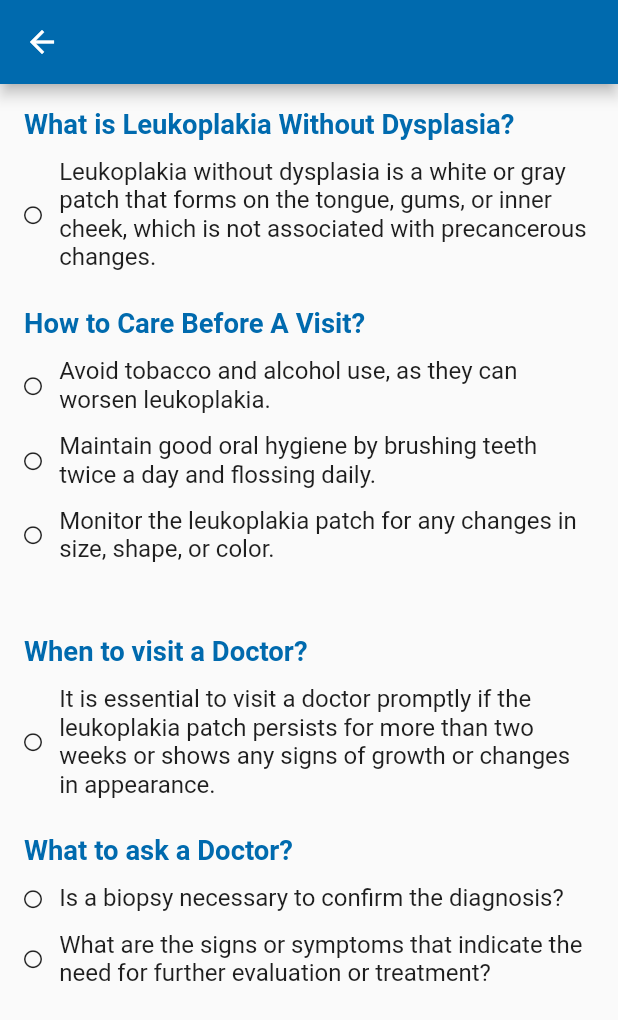
After one commit to khaled365-code/oral_cancer_detection_app, a Flutter app: the LearnMoreComponent screen opened directly, on a phone screen of 412 x 824 dp. The commit adds this screen. Shown: the top 1020 px of the screen. Run offline on Flutter 3.47's test engine with Material 2 defaults, Android fonts, the phone set to English and light mode, and no system bars; our stand-ins replace bloc, cached_network_image, curved_navigation_bar, dartz, dio, flutter_bloc and 14 more; accounts and stored records are empty; network calls fail.

Commit message:
controlling the three pages of learn more about each disease done

```diff
--- a/lib/core/routes/app_router.dart
+++ b/lib/core/routes/app_router.dart
@@ -74,6 +74,7 @@ class AppRoutes {
           ),);
       case Routes.darkModeScreen:
         return MaterialPageRoute(builder: (context) => const DarkModeScreen(),);
+
       case Routes.initialProfileScreen:
         return MaterialPageRoute(builder: (context) =>  ProfileOutScreen(),);
       case Routes.commentScreen:
--- a/lib/core/utilis/app_text_styles.dart
+++ b/lib/core/utilis/app_text_styles.dart
@@ -34,7 +34,7 @@ class AppTextStyles
   static  TextStyle font16 = TextStyle(
       fontSize: 16.sp,
       // fontFamily: 'lato',
-      fontWeight: FontWeight.normal,
+      fontWeight: FontWeight.bold,
       color: AppColors.black);
   static  TextStyle font17 = TextStyle(
       fontSize: 17.sp,
--- a/lib/features/diagnosis/presentation/manager/questions_cubit/question_diagnosis_cubit.dart
+++ b/lib/features/diagnosis/presentation/manager/questions_cubit/question_diagnosis_cubit.dart
@@ -1,6 +1,8 @@
 import 'package:bloc/bloc.dart';
 import 'package:flutter/cupertino.dart';
+import 'package:flutter/material.dart';
 import 'package:graduation_project/core/localization/app_localization.dart';
+import 'package:graduation_project/features/diagnosis/presentation/widgets/learn_more_view.dart';
 import '../../../data/repo/ai_repo.dart';
 part 'question_diagnosis_state.dart';
 
@@ -58,6 +60,42 @@ class QuestionDiagnosisCubit extends Cubit<QuestionDiagnosisState> {
     else return 'Cancer'.tr(context);
 
   }
+  navigationToLearnMore(BuildContext context){
+    if(modelResult == 2){
+     Navigator.push(context, MaterialPageRoute(builder: (context)=>
+         LearnMoreComponent(firstQuestion: 'What is Leukoplakia Without Dysplasia?', firstAnswer: 'Leukoplakia without dysplasia is a white or gray patch that forms on the tongue, gums, or inner cheek, which is not associated with precancerous changes.',
+             secondAnswer: 'Avoid tobacco and alcohol use, as they can worsen leukoplakia.',
+             thirdAnswer: 'Maintain good oral hygiene by brushing teeth twice a day and flossing daily.',
+             fourthAnswer: 'Monitor the leukoplakia patch for any changes in size, shape, or color.',
+             fifthAnswer: 'It is essential to visit a doctor promptly if the leukoplakia patch persists for more than two weeks or shows any signs of growth or changes in appearance.',
+           sixthAnswer: 'Is a biopsy necessary to confirm the diagnosis?',
+         seventhAnswer: 'What are the signs or symptoms that indicate the need for further evaluation or treatment?'
+           ,)));
+    }
+    else if (modelResult == 1){
+      Navigator.push(context, MaterialPageRoute(builder: (context)=>LearnMoreComponent(
+          firstQuestion: 'What is Leukoplakia With Dysplasia?',
+          firstAnswer: 'Leukoplakia with dysplasia refers to a precancerous condition where the white or gray patch on the tongue, gums, or inner cheek shows abnormal cellular changes that indicate an increased risk of developing oral cancer.',
+          secondAnswer: 'Avoid tobacco and alcohol use completely.',
+          thirdAnswer: 'Maintain excellent oral hygiene by brushing teeth twice a day and flossing daily.',
+          fourthAnswer: 'Schedule an appointment with a doctor or dentist as soon as possible for a thorough evaluation.',
+          fifthAnswer: 'It is crucial to visit a doctor promptly if you notice leukoplakia with dysplasia, as it indicates a higher risk of developing oral cancer. Immediate medical attention is necessary for proper diagnosis and management.',
+        sixthAnswer: 'What are the treatment options for leukoplakia with dysplasia?',
+      seventhAnswer: 'What are the long-term risks and prognosis associated with leukoplakia with dysplasia?'
+        ,)));
+    }
+    else {
+      Navigator.push(context, MaterialPageRoute(builder: (context)=>LearnMoreComponent(
+          firstQuestion: 'What is OSCS?',
+          firstAnswer: 'Oral cancer refers to the abnormal growth of cells in the oral cavity, including the lips, tongue, gums, cheeks, and roof or floor of the mouth.',
+          secondAnswer: 'Refrain from tobacco and alcohol use, as they are significant risk factors for oral cancer.',
+          thirdAnswer: 'Pay attention to any persistent symptoms such as mouth sores, difficulty swallowing, or changes in voice.',
+          fourthAnswer: 'Maintain good oral hygiene and regularly inspect your mouth for any unusual growths or lesions.',
+          fifthAnswer:"It is crucial to visit a doctor immediately if you notice any persistent symptoms, such as mouth sores that don't heal, white or red patches, pain or numbness in the mouth, difficulty swallowing or chewing, or changes in voice.",
+        sixthAnswer: 'What are the available treatment options for oral cancer?',
+      seventhAnswer: 'Are there any support groups or resources available for patients with oral cancer and their families?',)));
+    }
+  }
 
 
 }
--- a/lib/features/diagnosis/presentation/views/result_view.dart
+++ b/lib/features/diagnosis/presentation/views/result_view.dart
@@ -30,18 +30,19 @@ class ResultScreen extends StatelessWidget {
             child:state is QuestionDiagnosisLoadingState?Center(child: CircularProgressIndicator(),): Column(
               mainAxisAlignment: MainAxisAlignment.center,
               children: [
-                Text("pleaseNote".tr(context),textAlign: TextAlign.center,style: AppTextStyles.font16.copyWith(color: AppColors.primary)),
-                SizedBox(height: 20.h,),
+                // Text("pleaseNote".tr(context),textAlign: TextAlign.center,style: AppTextStyles.font16.copyWith(color: AppColors.primary)),
+                // SizedBox(height: 20.h,),
                 CircularPercentIndicator(
                   animationDuration: 1700,
                   animation: true,
                   radius: 100,
-                  lineWidth: 22,
+                  lineWidth: 20,
                   percent:CacheHelper().getData(key: 'probCancer'),
                   progressColor: AppColors.primary,
                   backgroundColor: AppColors.primary.withOpacity(0.4),
                   circularStrokeCap: CircularStrokeCap.square,
                   center: Text("Percentage of Cancer ${(CacheHelper().getData(key: 'probCancer')*100).toStringAsFixed(0)}%",style: AppTextStyles.font12,),
+
                 ),
                 SizedBox(height: 20.h,),
                 Container(
@@ -92,11 +93,25 @@ class ResultScreen extends StatelessWidget {
                   ),
                 ),
                 SizedBox(height: 50.h,),
-                CustomElevatedButton(
-                  buttonBackground: AppColors.primary,
-                  onpress: (){
-                    navigate(context: context, route: Routes.home);
-                  }, child:  Text("BackToHome".tr(context)),)
+                Padding(
+                  padding:  EdgeInsetsDirectional.only(start: 60.w),
+                  child: Row(
+                    children: [
+                      CustomElevatedButton(
+                        buttonBackground: AppColors.primary,
+                        onpress: (){
+                          navigate(context: context, route: Routes.home);
+                        }, child:  Text("BackToHome".tr(context)),),
+                      SizedBox(width: 30.w,),
+                      CustomElevatedButton(
+                        buttonBackground: AppColors.primary,
+                        onpress: (){
+                          BlocProvider.of<QuestionDiagnosisCubit>(context).navigationToLearnMore(context);
+                        },
+                        child:  Text("Learn More"),),
+                    ],
+                  ),
+                )
               ],),
           ),
         );
--- /dev/null
+++ b/lib/features/diagnosis/presentation/widgets/learn_more_view.dart
@@ -0,0 +1,56 @@
+import 'package:flutter/material.dart';
+import 'package:flutter_screenutil/flutter_screenutil.dart';
+import 'package:graduation_project/core/utilis/app_text_styles.dart';
+import 'package:graduation_project/core/utilis/colors.dart';
+import 'learnmore_row_widget.dart';
+
+class LearnMoreComponent extends StatelessWidget {
+  const LearnMoreComponent({super.key,   required this.firstQuestion, required this.firstAnswer, required this.secondAnswer, required this.thirdAnswer, required this.fourthAnswer,  required this.fifthAnswer, required this.sixthAnswer, required this.seventhAnswer});
+  final String firstQuestion;
+  final String firstAnswer;
+  final String secondAnswer;
+  final String thirdAnswer;
+  final String fourthAnswer;
+  final String fifthAnswer;
+  final String sixthAnswer;
+  final String seventhAnswer;
+
+  @override
+  Widget build(BuildContext context) {
+    return Scaffold(
+      appBar: AppBar(backgroundColor: AppColors.primary,),
+      body: Padding(
+        padding: const EdgeInsets.all(16.0),
+        child: ListView(children: [
+          Text(firstQuestion,style: AppTextStyles.font16.copyWith(color: AppColors.primary),),
+          SizedBox(height: 10.h,),
+          LearnMoreRowWidget(text: firstAnswer,),
+          SizedBox(height: 20.h,),
+          Text('How to Care Before A Visit?',style: AppTextStyles.font16.copyWith(color: AppColors.primary),),
+          SizedBox(height: 10.h,),
+          LearnMoreRowWidget(text: secondAnswer,),
+          SizedBox(height: 10.h,),
+          LearnMoreRowWidget(text: thirdAnswer,),
+          SizedBox(height: 10.h,),
+          LearnMoreRowWidget(text: fourthAnswer,),
+          SizedBox(height: 20.h,),
+          SizedBox(height: 20.h,),
+          Text('When to visit a Doctor?',style: AppTextStyles.font16.copyWith(color: AppColors.primary),),
+          SizedBox(height: 10.h,),
+          LearnMoreRowWidget(text: fifthAnswer,),
+          SizedBox(height: 20.h,),
+          Text('What to ask a Doctor?',style: AppTextStyles.font16.copyWith(color: AppColors.primary),),
+          SizedBox(height: 10.h,),
+          LearnMoreRowWidget(text: sixthAnswer,),
+          SizedBox(height: 10.h,),
+          LearnMoreRowWidget(text: seventhAnswer,),
+
+
+
+
+        ],
+        ),
+      ),
+    );
+  }
+}
--- /dev/null
+++ b/lib/features/diagnosis/presentation/widgets/learnmore_row_widget.dart
@@ -0,0 +1,20 @@
+import 'package:flutter/cupertino.dart';
+import 'package:flutter_screenutil/flutter_screenutil.dart';
+import 'package:font_awesome_flutter/font_awesome_flutter.dart';
+
+import '../../../../core/utilis/app_text_styles.dart';
+
+class LearnMoreRowWidget extends StatelessWidget {
+  const LearnMoreRowWidget({super.key, required this.text});
+  final String text;
+  @override
+  Widget build(BuildContext context) {
+    return  Row(
+      children: [
+        Icon(FontAwesomeIcons.circle,size: 12,),
+        SizedBox(width: 10.w,),
+        Flexible(child: Text(text,style: AppTextStyles.font14,))
+      ],
+    );
+  }
+}
```
